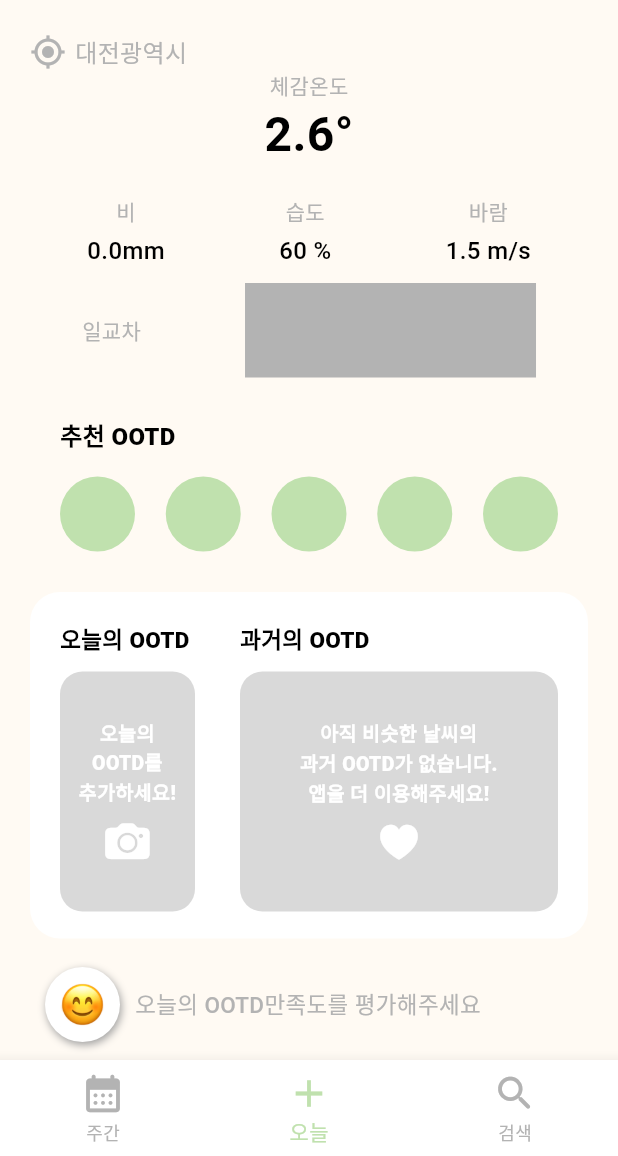
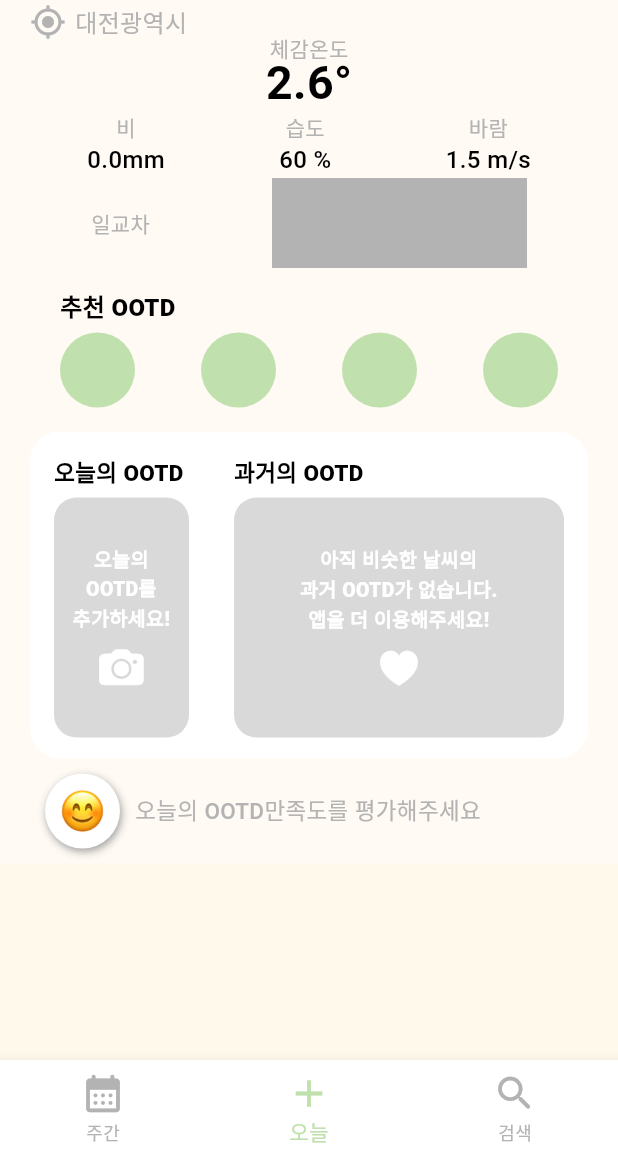
Before and after one commit to y-y41/OOTD-Front, a Flutter app: the screen it shows after launch, on a phone screen of 412 x 824 dp, the part 80-1236 px from its top. Run offline on Flutter 3.47's test engine with Material 3 defaults, Android fonts, the phone set to English and light mode, and no system bars; our stand-ins replace fl_chart; Roboto replaces fonts that are missing (Pretendard); project files that could hold a hidden picture were left out.

Commit message:
UI 수정

```diff
--- a/lib/screens/home_screen.dart
+++ b/lib/screens/home_screen.dart
@@ -34,7 +34,9 @@ class _HomeScreenState extends State<HomeScreen> {
       ),
       body: Container(
         color: ColorChart.ootdIvory,
-        padding: EdgeInsets.all(20),
+        padding: EdgeInsets.symmetric(
+          horizontal: 20,
+        ),
         child: pages[index],
       ),
       bottomNavigationBar: BottomNavigationBar(
--- a/lib/screens/today_screen.dart
+++ b/lib/screens/today_screen.dart
@@ -14,7 +14,8 @@ class TodayScreen extends StatefulWidget {
 class _TodayScreenState extends State<TodayScreen> {
   @override
   Widget build(BuildContext context) {
-    return Column(
+    return SingleChildScrollView(
+      child: Column(
         mainAxisAlignment: MainAxisAlignment.start,
         children: [
           Row(
@@ -43,20 +44,26 @@ class _TodayScreenState extends State<TodayScreen> {
                   '체감온도',
                   style: TextStyle(
                       color: ColorChart.ootdTextGrey,
+                      fontSize: 14,
+                      fontWeight: FontWeight.w400,
+                      height: 0.7),
                 ),
+                SizedBox(
+                  height: 0,
                 ),
                 Text(
                   '2.6°',
                   style: TextStyle(
                       color: Colors.black,
-                    fontSize: 32,
-                    fontWeight: FontWeight.w700),
+                      fontSize: 31,
+                      fontWeight: FontWeight.w700,
+                      height: 1.2),
                 )
               ],
             ),
           ),
           SizedBox(
-          height: 18,
+            height: 1,
           ),
           Row(
             mainAxisAlignment: MainAxisAlignment.spaceAround,
@@ -72,7 +79,7 @@ class _TodayScreenState extends State<TodayScreen> {
                         fontWeight: FontWeight.w400),
                   ),
                   SizedBox(
-                  height: 5,
+                    height: 0,
                   ),
                   Text(
                     '0.0mm',
@@ -94,7 +101,7 @@ class _TodayScreenState extends State<TodayScreen> {
                         fontWeight: FontWeight.w400),
                   ),
                   SizedBox(
-                  height: 5,
+                    height: 0,
                   ),
                   Text(
                     '60 %',
@@ -116,7 +123,7 @@ class _TodayScreenState extends State<TodayScreen> {
                         fontWeight: FontWeight.w400),
                   ),
                   SizedBox(
-                  height: 5,
+                    height: 0,
                   ),
                   Text(
                     '1.5 m/s',
@@ -130,7 +137,7 @@ class _TodayScreenState extends State<TodayScreen> {
             ],
           ),
           SizedBox(
-          height: 10,
+            height: 1,
           ),
           Row(
             crossAxisAlignment: CrossAxisAlignment.center,
@@ -144,14 +151,14 @@ class _TodayScreenState extends State<TodayScreen> {
                     fontWeight: FontWeight.w400),
               ),
               Container(
-              width: 194,
-              height: 63,
+                width: 170,
+                height: 60,
                 color: ColorChart.ootdTextGrey,
               )
             ],
           ),
           SizedBox(
-          height: 27,
+            height: 14,
           ),
           Padding(
             padding: const EdgeInsets.symmetric(horizontal: 20),
@@ -166,18 +173,11 @@ class _TodayScreenState extends State<TodayScreen> {
                       fontWeight: FontWeight.w900),
                 ),
                 SizedBox(
-                height: 15,
+                  height: 5,
                 ),
                 Row(
                   mainAxisAlignment: MainAxisAlignment.spaceBetween,
                   children: [
-                  Container(
-                    width: 50,
-                    height: 50,
-                    decoration: BoxDecoration(
-                        color: ColorChart.ootdGreen,
-                        borderRadius: BorderRadius.circular(50)),
-                  ),
                     Container(
                       width: 50,
                       height: 50,
@@ -212,12 +212,12 @@ class _TodayScreenState extends State<TodayScreen> {
             ),
           ),
           SizedBox(
-          height: 27,
+            height: 16,
           ),
           Container(
-          height: 231,
+            height: 218,
             width: MediaQuery.of(context).size.width,
-          padding: EdgeInsets.all(20),
+            padding: EdgeInsets.all(16),
             decoration: BoxDecoration(
               color: Colors.white,
               borderRadius: BorderRadius.circular(20),
@@ -235,7 +235,7 @@ class _TodayScreenState extends State<TodayScreen> {
                           fontWeight: FontWeight.w900),
                     ),
                     SizedBox(
-                    height: 10,
+                      height: 5,
                     ),
                     Container(
                       width: 90,
@@ -281,10 +281,10 @@ class _TodayScreenState extends State<TodayScreen> {
                           fontWeight: FontWeight.w900),
                     ),
                     SizedBox(
-                    height: 10,
+                      height: 5,
                     ),
                     Container(
-                    width: MediaQuery.of(context).size.width - 200,
+                      width: MediaQuery.of(context).size.width - 192,
                       height: 160,
                       decoration: BoxDecoration(
                           color: ColorChart.ootdItemGrey,
@@ -317,7 +317,7 @@ class _TodayScreenState extends State<TodayScreen> {
             ),
           ),
           SizedBox(
-          height: 19,
+            height: 10,
           ),
           Container(
             // width: MediaQuery.of(context).size.width,
@@ -326,6 +326,7 @@ class _TodayScreenState extends State<TodayScreen> {
             child: SatisfactionButton(),
           )
         ],
+      ),
     );
   }
 }
--- a/lib/widget/satisfaction_button.dart
+++ b/lib/widget/satisfaction_button.dart
@@ -15,18 +15,18 @@ class _SatisfactionButtonState extends State<SatisfactionButton> {
   String? selectedText;
 
   final Map<String, String> emojiText = {
-    Satisfaction.veryHot: '더웠음',
-    Satisfaction.littleHot: '약간 더웠음',
-    Satisfaction.good: '만족했음',
-    Satisfaction.littleCold: '약간 추웠음',
-    Satisfaction.veryCold: '추웠음'
+    Satisfaction.veryHot: '더웠어요',
+    Satisfaction.littleHot: '약간 더웠어요',
+    Satisfaction.good: '만족했어요',
+    Satisfaction.littleCold: '약간 추웠어요',
+    Satisfaction.veryCold: '추웠어요'
   };
 
   @override
   Widget build(BuildContext context) {
     return AnimatedContainer(
       duration: Duration(milliseconds: 300),
-      height: 50,
+      height: 60,
       // width: MediaQuery.of(context).size.width,
       decoration: BoxDecoration(
           // color: ColorChart.ootdIvory,
@@ -34,7 +34,9 @@ class _SatisfactionButtonState extends State<SatisfactionButton> {
           ),
       child: Material(
         color: Colors.transparent,
-        child: isExpanded ? _buildExpanded() : _buildCollapsed(),
+        child: Column(
+            crossAxisAlignment: CrossAxisAlignment.start,
+            children: [isExpanded ? _buildExpanded() : _buildCollapsed()]),
       ),
     );
   }
--- a/pubspec.yaml
+++ b/pubspec.yaml
@@ -35,7 +35,7 @@ dependencies:
   # The following adds the Cupertino Icons font to your application.
   # Use with the CupertinoIcons class for iOS style icons.
   cupertino_icons: ^1.0.6
-  fl_chart: ^0.70.0
+  fl_chart: ^0.69.2
 
 dev_dependencies:
   flutter_test:
```
Also changed, not shown: pubspec.lock. Lines whose indentation alone changed are shown as unchanged.
